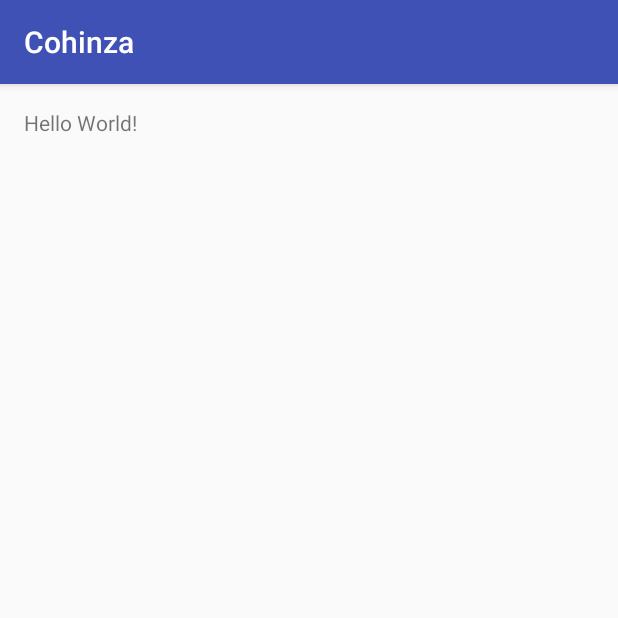
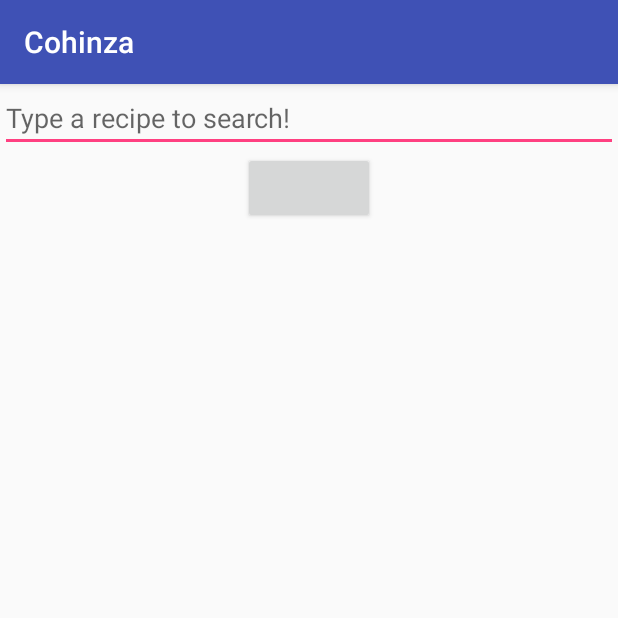
Before and after one commit to mike591/CheffyPix, an Android app: the screen it shows after launch (MainActivity), on a phone screen of 412 x 824 dp, the top half of it. Run offline under Robolectric (Android 15) with nearby library versions, the phone set to English and light mode, and no system bars.

Commit message:
Add buttons and linked button to activity

```diff
--- a/app/src/main/AndroidManifest.xml
+++ b/app/src/main/AndroidManifest.xml
@@ -1,6 +1,8 @@
 <?xml version="1.0" encoding="utf-8"?>
 <manifest xmlns:android="http://schemas.android.com/apk/res/android"
           package="kathy.nick.mike.cohinza">
+
+    <uses-permission android:name="android.permission.INTERNET"></uses-permission>
 
     <application
         android:allowBackup="true"
--- a/app/src/main/java/kathy/nick/mike/cohinza/MainActivity.java
+++ b/app/src/main/java/kathy/nick/mike/cohinza/MainActivity.java
@@ -2,12 +2,26 @@ package kathy.nick.mike.cohinza;
 
 import android.support.v7.app.AppCompatActivity;
 import android.os.Bundle;
+import android.view.View;
+import android.widget.Button;
+import android.widget.Toast;
 
 public class MainActivity extends AppCompatActivity {
+
+    private Button mButton;
 
     @Override
     protected void onCreate(Bundle savedInstanceState) {
         super.onCreate(savedInstanceState);
         setContentView(R.layout.activity_main);
+
+        mButton = (Button) findViewById(R.id.button);
+        mButton.setOnClickListener(new View.OnClickListener() {
+            @Override
+            public void onClick(View v) {
+                Toast.makeText(MainActivity.this, R.string.app_name, Toast.LENGTH_SHORT).show();
+            }
+        });
+
     }
 }
--- a/app/src/main/res/layout/activity_main.xml
+++ b/app/src/main/res/layout/activity_main.xml
@@ -1,18 +1,25 @@
 <?xml version="1.0" encoding="utf-8"?>
-<RelativeLayout
+<LinearLayout
     xmlns:android="http://schemas.android.com/apk/res/android"
     xmlns:tools="http://schemas.android.com/tools"
     android:id="@+id/activity_main"
     android:layout_width="match_parent"
     android:layout_height="match_parent"
-    android:paddingBottom="@dimen/activity_vertical_margin"
-    android:paddingLeft="@dimen/activity_horizontal_margin"
-    android:paddingRight="@dimen/activity_horizontal_margin"
-    android:paddingTop="@dimen/activity_vertical_margin"
+    android:orientation="vertical"
     tools:context="kathy.nick.mike.cohinza.MainActivity">
 
-    <TextView
+    <EditText
+        android:id="@+id/search"
+        android:layout_width="fill_parent"
+        android:layout_height="wrap_content"
+        android:hint="@string/search_hint"
+        android:inputType="text"
+        android:imeOptions="actionSend" />
+
+    <Button
+        android:id="@+id/button"
         android:layout_width="wrap_content"
         android:layout_height="wrap_content"
-        android:text="Hello World!"/>
-</RelativeLayout>
+        android:layout_gravity="center"/>
+
+</LinearLayout>
--- a/app/src/main/res/values/strings.xml
+++ b/app/src/main/res/values/strings.xml
@@ -1,3 +1,4 @@
 <resources>
     <string name="app_name">Cohinza</string>
+    <string name="search_hint">Type a recipe to search!</string>
 </resources>
```
Also changed, not shown: 3 other files.
